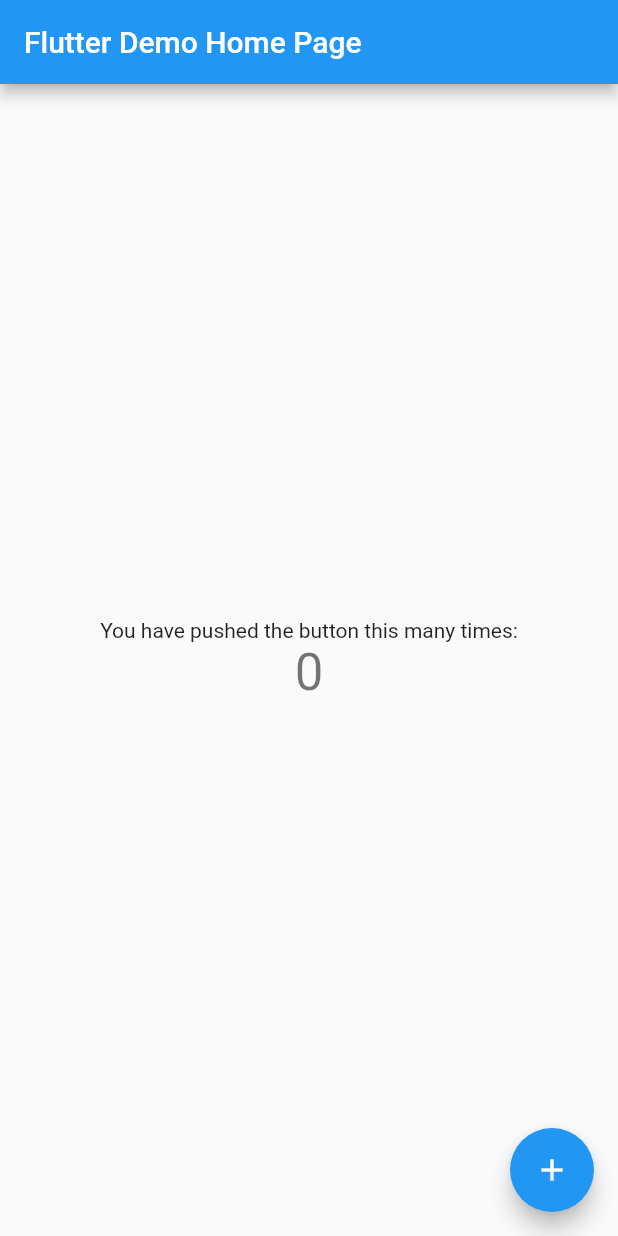
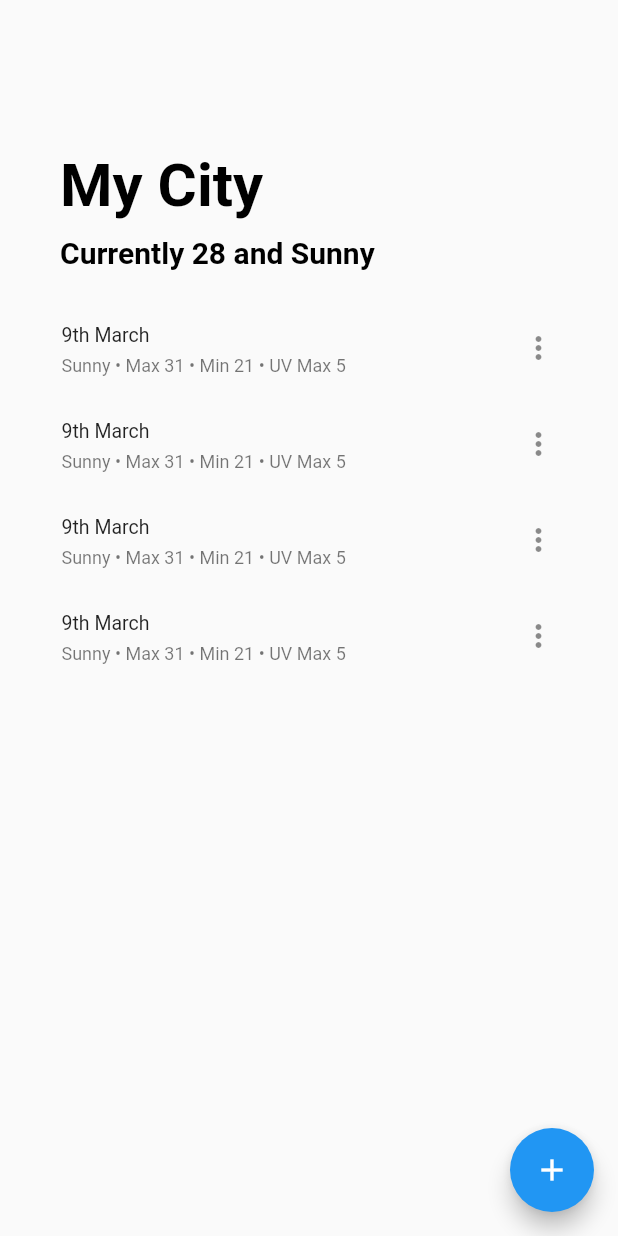
Before and after one commit to gusmac/hello_weather, a Flutter app: the screen it shows after launch, on a phone screen of 412 x 824 dp. Run offline on Flutter 3.47's test engine with Material 2 defaults, Android fonts, the phone set to English and light mode, and no system bars.

Commit message:
added weather home screen with base information

```diff
--- a/lib/main.dart
+++ b/lib/main.dart
@@ -1,4 +1,5 @@
 import 'package:flutter/material.dart';
+import 'package:hello_weather/screens/Weather_home_screen.dart';
 
 void main() => runApp(MyApp());
 
@@ -7,105 +8,12 @@ class MyApp extends StatelessWidget {
   @override
   Widget build(BuildContext context) {
     return MaterialApp(
-      title: 'Flutter Demo',
+      title: 'WeatheRoo',
+      debugShowCheckedModeBanner: false,
       theme: ThemeData(
-        // This is the theme of your application.
-        //
-        // Try running your application with "flutter run". You'll see the
-        // application has a blue toolbar. Then, without quitting the app, try
-        // changing the primarySwatch below to Colors.green and then invoke
-        // "hot reload" (press "r" in the console where you ran "flutter run",
-        // or simply save your changes to "hot reload" in a Flutter IDE).
-        // Notice that the counter didn't reset back to zero; the application
-        // is not restarted.
         primarySwatch: Colors.blue,
       ),
-      home: MyHomePage(title: 'Flutter Demo Home Page'),
+      home: WeatherHomeScreen(),
     );
   }
 }
-
-class MyHomePage extends StatefulWidget {
-  MyHomePage({Key key, this.title}) : super(key: key);
-
-  // This widget is the home page of your application. It is stateful, meaning
-  // that it has a State object (defined below) that contains fields that affect
-  // how it looks.
-
-  // This class is the configuration for the state. It holds the values (in this
-  // case the title) provided by the parent (in this case the App widget) and
-  // used by the build method of the State. Fields in a Widget subclass are
-  // always marked "final".
-
-  final String title;
-
-  @override
-  _MyHomePageState createState() => _MyHomePageState();
-}
-
-class _MyHomePageState extends State<MyHomePage> {
-  int _counter = 0;
-
-  void _incrementCounter() {
-    setState(() {
-      // This call to setState tells the Flutter framework that something has
-      // changed in this State, which causes it to rerun the build method below
-      // so that the display can reflect the updated values. If we changed
-      // _counter without calling setState(), then the build method would not be
-      // called again, and so nothing would appear to happen.
-      _counter++;
-    });
-  }
-
-  @override
-  Widget build(BuildContext context) {
-    // This method is rerun every time setState is called, for instance as done
-    // by the _incrementCounter method above.
-    //
-    // The Flutter framework has been optimized to make rerunning build methods
-    // fast, so that you can just rebuild anything that needs updating rather
-    // than having to individually change instances of widgets.
-    return Scaffold(
-      appBar: AppBar(
-        // Here we take the value from the MyHomePage object that was created by
-        // the App.build method, and use it to set our appbar title.
-        title: Text(widget.title),
-      ),
-      body: Center(
-        // Center is a layout widget. It takes a single child and positions it
-        // in the middle of the parent.
-        child: Column(
-          // Column is also a layout widget. It takes a list of children and
-          // arranges them vertically. By default, it sizes itself to fit its
-          // children horizontally, and tries to be as tall as its parent.
-          //
-          // Invoke "debug painting" (press "p" in the console, choose the
-          // "Toggle Debug Paint" action from the Flutter Inspector in Android
-          // Studio, or the "Toggle Debug Paint" command in Visual Studio Code)
-          // to see the wireframe for each widget.
-          //
-          // Column has various properties to control how it sizes itself and
-          // how it positions its children. Here we use mainAxisAlignment to
-          // center the children vertically; the main axis here is the vertical
-          // axis because Columns are vertical (the cross axis would be
-          // horizontal).
-          mainAxisAlignment: MainAxisAlignment.center,
-          children: <Widget>[
-            Text(
-              'You have pushed the button this many times:',
-            ),
-            Text(
-              '$_counter',
-              style: Theme.of(context).textTheme.display1,
-            ),
-          ],
-        ),
-      ),
-      floatingActionButton: FloatingActionButton(
-        onPressed: _incrementCounter,
-        tooltip: 'Increment',
-        child: Icon(Icons.add),
-      ), // This trailing comma makes auto-formatting nicer for build methods.
-    );
-  }
-}
--- /dev/null
+++ b/lib/screens/weather_home_screen.dart
@@ -0,0 +1,66 @@
+import 'package:flutter/material.dart';
+
+class WeatherHomeScreen extends StatefulWidget {
+  @override
+  _WeatherHomeScreenState createState() => _WeatherHomeScreenState();
+}
+
+class _WeatherHomeScreenState extends State<WeatherHomeScreen> {
+  Widget _buildForecast(int index) {
+    return Padding(
+      padding: EdgeInsets.symmetric(horizontal: 25.0),
+      child: ListTile(
+        title: Text('9th March'),
+        subtitle: Text('Sunny • Max 31 • Min 21 • UV Max 5'),
+        dense: true,
+        trailing: Icon(Icons.more_vert),
+        onTap: () => print('Go to detailed forecast'),
+      ),
+    );
+  }
+
+  @override
+  Widget build(BuildContext context) {
+    return Scaffold(
+      floatingActionButton: FloatingActionButton(
+        backgroundColor: Theme.of(context).primaryColor,
+        child: Icon(Icons.add),
+        onPressed: () => print('Navigate to city selector'),
+      ),
+      body: ListView.builder(
+        padding: EdgeInsets.symmetric(vertical: 80.0),
+        itemCount: 5,
+        itemBuilder: (BuildContext context, int index) {
+          if (index == 0) {
+            return Padding(
+              padding: EdgeInsets.symmetric(horizontal: 40.0, vertical: 20.0),
+              child: Column(
+                crossAxisAlignment: CrossAxisAlignment.start,
+                children: <Widget>[
+                  Text(
+                    'My City',
+                    style: TextStyle(
+                        color: Colors.black,
+                        fontSize: 40.0,
+                        fontWeight: FontWeight.bold),
+                  ),
+                  SizedBox(height: 10.0),
+                  Text(
+                    'Currently 28 and Sunny',
+                    style: TextStyle(
+                        color: Colors.black,
+                        fontSize: 20.0,
+                        fontWeight: FontWeight.w700),
+                  )
+                ],
+              ),
+            );
+          }
+          //TODO - add another area similar to the Yahoo Weather app, possibly the radar feature or the hourly forecast.
+          return _buildForecast(
+              index); // TODO - a future list of the next few days of forcasts
+        },
+      ),
+    );
+  }
+}
```
Also changed, not shown: pubspec.yaml (+1 -6 lines), pubspec.lock, 3 other files.
